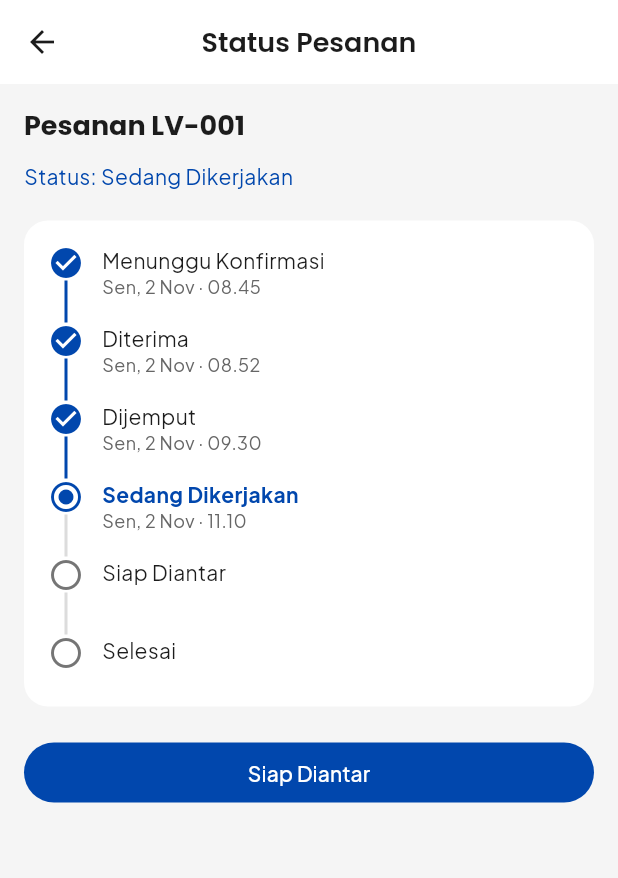
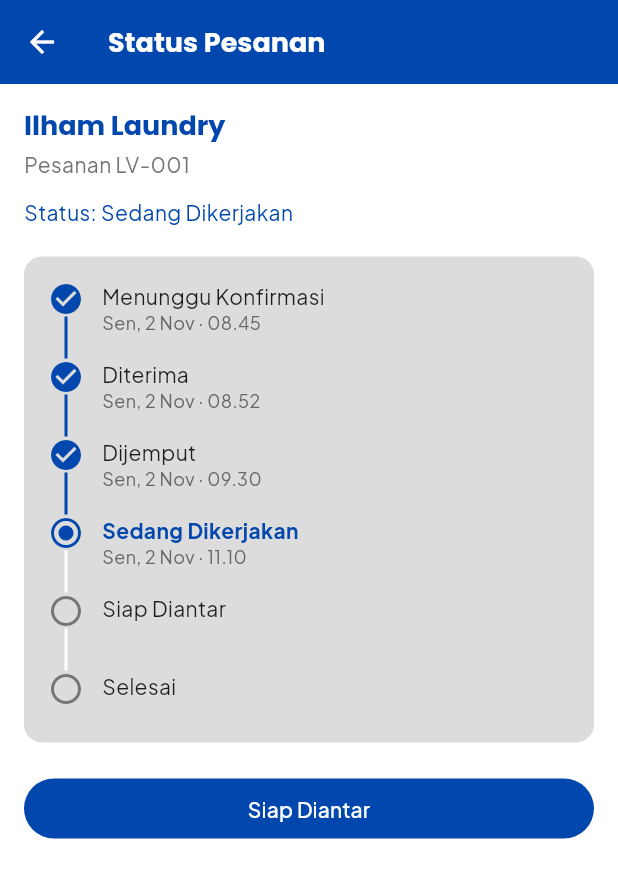
Before and after one commit to ridanXD/luvo, a Flutter app: the OrderStatusPage screen opened directly, on a phone screen of 412 x 824 dp. Shown: the top 878 px of the screen. Run offline on Flutter 3.47's test engine with Material 3 defaults, Android fonts, the light colour scheme and no system bars; our stand-ins replace camera, google_fonts; accounts and stored records are empty.

Commit message:
memperbarui tampilan status pesanan

```diff
--- a/lib/pages/order_status_page.dart
+++ b/lib/pages/order_status_page.dart
@@ -27,24 +27,31 @@ class _OrderStatusPageState extends State<OrderStatusPage> {
   @override
   Widget build(BuildContext context) {
     return Scaffold(
-      backgroundColor: AppColors.background,
+      backgroundColor: AppColors.putih,
       appBar: AppBar(
-        title: const Text('Status Pesanan'),
-        centerTitle: true,
-        backgroundColor: AppColors.putih,
-        surfaceTintColor: AppColors.putih,
-        elevation: 0,
+        title: const Text('Status Pesanan',
+            style: TextStyle(color: Colors.white, fontWeight: FontWeight.bold)),
+        backgroundColor: AppColors.secondary,
+        foregroundColor: AppColors.putih,
+        surfaceTintColor: AppColors.secondary,
+        centerTitle: false,
       ),
       body: ListView(padding: const EdgeInsets.all(16), children: [
-        Text('Pesanan LV-001', style: Theme.of(context).textTheme.titleLarge),
+        Text('Ilham Laundry',
+            style: Theme.of(context).textTheme.titleLarge?.copyWith(
+              color: AppColors.secondary)),
+        const SizedBox(height: 4),
+        const Text('Pesanan LV-001',
+            style: TextStyle(color: AppColors.teksAbu)),
         const SizedBox(height: 12),
         Text('Status: ${status[currentStep]}',
             style: const TextStyle(color: AppColors.secondary)),
         const SizedBox(height: 20),
         Container(
           padding: const EdgeInsets.all(16),
-          decoration: BoxDecoration(color: AppColors.putih,
-              borderRadius: BorderRadius.circular(16)),
+          decoration: BoxDecoration(
+            color: AppColors.primary,
+            borderRadius: BorderRadius.circular(12)),
           child: Column(children: List.generate(status.length, (i) {
             final selesai = i <= currentStep;
             return Row(crossAxisAlignment: CrossAxisAlignment.start, children: [
@@ -52,23 +59,25 @@ class _OrderStatusPageState extends State<OrderStatusPage> {
                 Icon(currentStep == status.length - 1 || i < currentStep
                     ? Icons.check_circle : i == currentStep
                     ? Icons.radio_button_checked : Icons.circle_outlined,
-                  color: selesai ? AppColors.secondary : AppColors.teksAbu),
+                    color: selesai ? AppColors.secondary : AppColors.teksAbu),
                 if (i < status.length - 1)
                   Container(width: 2, height: 28,
-                    color: currentStep == status.length - 1 || i < currentStep
-                        ? AppColors.secondary : AppColors.primary),
+                    color: i < currentStep ? AppColors.secondary : Colors.white),
               ]),
               const SizedBox(width: 12),
               Expanded(child: Padding(
                 padding: const EdgeInsets.only(bottom: 12),
                 child: Column(crossAxisAlignment: CrossAxisAlignment.start,
-                    children: [
-                  Text(status[i], style: TextStyle(
-                    fontWeight: i == currentStep ? FontWeight.bold : FontWeight.normal,
-                    color: i == currentStep ? AppColors.secondary : AppColors.teks)),
-                  if (selesai) Text(waktu[i],
-                    style: const TextStyle(fontSize: 12, color: Color(0xFF666666))),
-                ]),
+                  children: [
+                    Text(status[i], style: TextStyle(
+                      fontWeight: i == currentStep
+                          ? FontWeight.bold : FontWeight.normal,
+                      color: i == currentStep
+                          ? AppColors.secondary : AppColors.teks)),
+                    if (selesai) Text(waktu[i],
+                      style: const TextStyle(
+                        fontSize: 12, color: Color(0xFF666666))),
+                  ]),
               )),
             ]);
           })),
@@ -81,10 +90,8 @@ class _OrderStatusPageState extends State<OrderStatusPage> {
                   onPressed: _maju,
                   style: FilledButton.styleFrom(
                     backgroundColor: AppColors.secondary,
-                    foregroundColor: AppColors.putih,
-                  ),
-                  child: Text(status[currentStep + 1]),
-                ),
+                    foregroundColor: AppColors.putih),
+                  child: Text(status[currentStep + 1])),
       ]),
     );
   }
```
